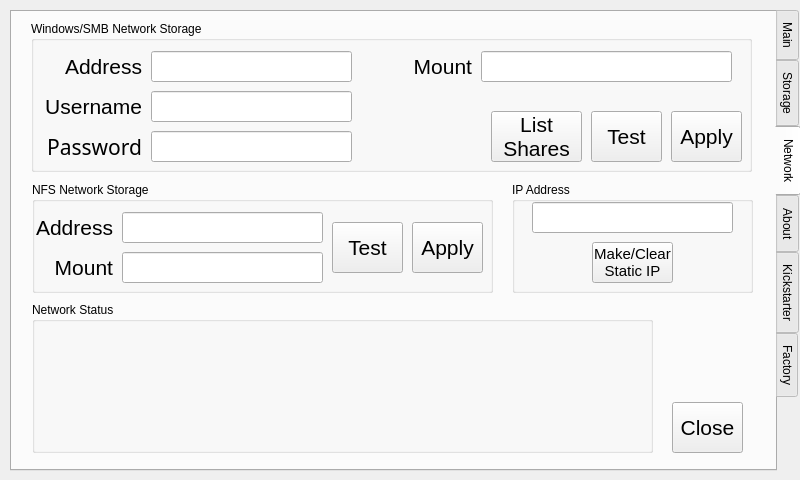
Before: the Qt Designer form src/utilwindow.ui in krontech/chronos-cam-app, drawn with Qt 5.
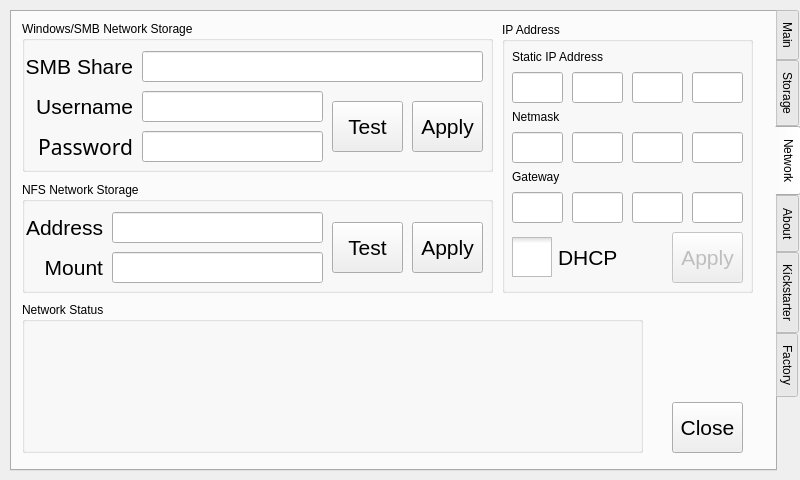
After: the same form once the commit is applied. The open tabs and pages were chosen to show the change. Custom widgets are drawn as their Qt base class.

Commit message:
Convert static IP address widget to use nmcli.
By using nmcli, making changes to the IP address configuration can
be done in cooperation with the NetworkManager, which allows things
like cable hotplugging to work as expected.

To make room for the rest of the ancilliary IPv4 details to be set
(netmask and gateway), we had to shrink the SMB configuration window
by combining the server address and share path into one QLineEdit.

The edit to the form file:
```diff
--- a/src/utilwindow.ui
+++ b/src/utilwindow.ui
@@ -859,21 +859,21 @@
     <widget class="QGroupBox" name="gbSamba">
      <property name="geometry">
       <rect>
-       <x>19</x>
+       <x>10</x>
        <y>9</y>
-       <width>721</width>
+       <width>471</width>
        <height>151</height>
       </rect>
      </property>
      <property name="title">
       <string>Windows/SMB Network Storage</string>
      </property>
-     <widget class="CamLineEdit" name="lineSmbAddress">
+     <widget class="CamLineEdit" name="lineSmbShare">
       <property name="geometry">
        <rect>
         <x>120</x>
         <y>30</y>
-        <width>201</width>
+        <width>341</width>
         <height>31</height>
        </rect>
       </property>
@@ -901,7 +901,7 @@
        </font>
       </property>
       <property name="text">
-       <string>Address</string>
+       <string>SMB Share</string>
       </property>
       <property name="alignment">
        <set>Qt::AlignRight|Qt::AlignTrailing|Qt::AlignVCenter</set>
@@ -912,7 +912,7 @@
        <rect>
         <x>120</x>
         <y>70</y>
-        <width>201</width>
+        <width>181</width>
         <height>31</height>
        </rect>
       </property>
@@ -948,7 +948,7 @@
        <rect>
         <x>120</x>
         <y>110</y>
-        <width>201</width>
+        <width>181</width>
         <height>31</height>
        </rect>
       </property>
@@ -984,50 +984,11 @@
        <set>Qt::AlignRight|Qt::AlignTrailing|Qt::AlignVCenter</set>
       </property>
      </widget>
-     <widget class="CamLineEdit" name="lineSmbMount">
-      <property name="geometry">
-       <rect>
-        <x>450</x>
-        <y>30</y>
-        <width>251</width>
-        <height>31</height>
-       </rect>
-      </property>
-      <property name="font">
-       <font>
-        <pointsize>16</pointsize>
-       </font>
-      </property>
-      <property name="text">
-       <string/>
-      </property>
-     </widget>
-     <widget class="QLabel" name="lblSmbMount">
-      <property name="geometry">
-       <rect>
-        <x>340</x>
-        <y>30</y>
-        <width>101</width>
-        <height>31</height>
-       </rect>
-      </property>
-      <property name="font">
-       <font>
-        <pointsize>16</pointsize>
-       </font>
-      </property>
-      <property name="text">
-       <string>Mount</string>
-      </property>
-      <property name="alignment">
-       <set>Qt::AlignRight|Qt::AlignTrailing|Qt::AlignVCenter</set>
-      </property>
-     </widget>
      <widget class="QPushButton" name="cmdSmbTest">
       <property name="geometry">
        <rect>
-        <x>560</x>
-        <y>90</y>
+        <x>310</x>
+        <y>80</y>
         <width>71</width>
         <height>51</height>
        </rect>
@@ -1044,8 +1005,8 @@
      <widget class="QPushButton" name="cmdSmbApply">
       <property name="geometry">
        <rect>
-        <x>640</x>
-        <y>90</y>
+        <x>390</x>
+        <y>80</y>
         <width>71</width>
         <height>51</height>
        </rect>
@@ -1059,32 +1020,13 @@
        <string>Apply</string>
       </property>
      </widget>
-     <widget class="QPushButton" name="cmdSmbListShares">
-      <property name="geometry">
-       <rect>
-        <x>460</x>
-        <y>90</y>
-        <width>91</width>
-        <height>51</height>
-       </rect>
-      </property>
-      <property name="font">
-       <font>
-        <pointsize>16</pointsize>
-       </font>
-      </property>
-      <property name="text">
-       <string>List
-Shares</string>
-      </property>
-     </widget>
     </widget>
     <widget class="QGroupBox" name="gbNfs">
      <property name="geometry">
       <rect>
-       <x>20</x>
+       <x>10</x>
        <y>170</y>
-       <width>461</width>
+       <width>471</width>
        <height>111</height>
       </rect>
      </property>
@@ -1117,7 +1059,7 @@
        <rect>
         <x>90</x>
         <y>30</y>
-        <width>201</width>
+        <width>211</width>
         <height>31</height>
        </rect>
       </property>
@@ -1133,7 +1075,7 @@
      <widget class="QPushButton" name="cmdNfsTest">
       <property name="geometry">
        <rect>
-        <x>300</x>
+        <x>310</x>
         <y>40</y>
         <width>71</width>
         <height>51</height>
@@ -1151,7 +1093,7 @@
      <widget class="QPushButton" name="cmdNfsApply">
       <property name="geometry">
        <rect>
-        <x>380</x>
+        <x>390</x>
         <y>40</y>
         <width>71</width>
         <height>51</height>
@@ -1171,7 +1113,7 @@
        <rect>
         <x>90</x>
         <y>70</y>
-        <width>201</width>
+        <width>211</width>
         <height>31</height>
        </rect>
       </property>
@@ -1209,7 +1151,7 @@
     <widget class="QGroupBox" name="gbNetStatus">
      <property name="geometry">
       <rect>
-       <x>20</x>
+       <x>10</x>
        <y>290</y>
        <width>621</width>
        <height>151</height>
@@ -1243,21 +1185,21 @@
     <widget class="QGroupBox" name="gbStaticIP">
      <property name="geometry">
       <rect>
-       <x>500</x>
-       <y>170</y>
-       <width>241</width>
-       <height>111</height>
+       <x>490</x>
+       <y>10</y>
+       <width>251</width>
+       <height>271</height>
       </rect>
      </property>
      <property name="title">
       <string>IP Address</string>
      </property>
-     <widget class="CamLineEdit" name="lineStaticIpAddress">
+     <widget class="CamLineEdit" name="lineStaticIpPart1">
       <property name="geometry">
        <rect>
-        <x>20</x>
-        <y>20</y>
-        <width>201</width>
+        <x>10</x>
+        <y>50</y>
+        <width>51</width>
         <height>31</height>
        </rect>
       </property>
@@ -1266,27 +1208,365 @@
         <pointsize>16</pointsize>
        </font>
       </property>
+      <property name="inputMethodHints">
+       <set>Qt::ImhDigitsOnly</set>
+      </property>
       <property name="text">
        <string/>
       </property>
+      <property name="maxLength">
+       <number>3</number>
+      </property>
      </widget>
-     <widget class="QPushButton" name="cmdStaticIp">
+     <widget class="QCheckBox" name="chkDhcpEnable">
       <property name="geometry">
        <rect>
-        <x>80</x>
-        <y>60</y>
-        <width>81</width>
+        <x>10</x>
+        <y>215</y>
+        <width>141</width>
         <height>41</height>
        </rect>
       </property>
       <property name="font">
        <font>
-        <pointsize>11</pointsize>
+        <pointsize>16</pointsize>
        </font>
       </property>
+      <property name="styleSheet">
+       <string notr="true">QCheckBox::indicator {
+     width: 40px;
+     height: 40px;
+}</string>
+      </property>
       <property name="text">
-       <string>Make/Clear
-Static IP</string>
+       <string>DHCP</string>
+      </property>
+      <property name="tristate">
+       <bool>false</bool>
+      </property>
+     </widget>
+     <widget class="CamLineEdit" name="lineStaticIpPart2">
+      <property name="geometry">
+       <rect>
+        <x>70</x>
+        <y>50</y>
+        <width>51</width>
+        <height>31</height>
+       </rect>
+      </property>
+      <property name="font">
+       <font>
+        <pointsize>16</pointsize>
+       </font>
+      </property>
+      <property name="inputMethodHints">
+       <set>Qt::ImhDigitsOnly</set>
+      </property>
+      <property name="text">
+       <string/>
+      </property>
+      <property name="maxLength">
+       <number>3</number>
+      </property>
+     </widget>
+     <widget class="CamLineEdit" name="lineStaticIpPart4">
+      <property name="geometry">
+       <rect>
+        <x>190</x>
+        <y>50</y>
+        <width>51</width>
+        <height>31</height>
+       </rect>
+      </property>
+      <property name="font">
+       <font>
+        <pointsize>16</pointsize>
+       </font>
+      </property>
+      <property name="inputMethodHints">
+       <set>Qt::ImhDigitsOnly</set>
+      </property>
+      <property name="text">
+       <string/>
+      </property>
+      <property name="maxLength">
+       <number>3</number>
+      </property>
+     </widget>
+     <widget class="CamLineEdit" name="lineStaticIpPart3">
+      <property name="geometry">
+       <rect>
+        <x>130</x>
+        <y>50</y>
+        <width>51</width>
+        <height>31</height>
+       </rect>
+      </property>
+      <property name="font">
+       <font>
+        <pointsize>16</pointsize>
+       </font>
+      </property>
+      <property name="inputMethodHints">
+       <set>Qt::ImhDigitsOnly</set>
+      </property>
+      <property name="text">
+       <string/>
+      </property>
+      <property name="maxLength">
+       <number>3</number>
+      </property>
+     </widget>
+     <widget class="CamLineEdit" name="lineStaticMaskPart4">
+      <property name="geometry">
+       <rect>
+        <x>190</x>
+        <y>110</y>
+        <width>51</width>
+        <height>31</height>
+       </rect>
+      </property>
+      <property name="font">
+       <font>
+        <pointsize>16</pointsize>
+       </font>
+      </property>
+      <property name="inputMethodHints">
+       <set>Qt::ImhDigitsOnly</set>
+      </property>
+      <property name="text">
+       <string/>
+      </property>
+      <property name="maxLength">
+       <number>3</number>
+      </property>
+     </widget>
+     <widget class="CamLineEdit" name="lineStaticMaskPart3">
+      <property name="geometry">
+       <rect>
+        <x>130</x>
+        <y>110</y>
+        <width>51</width>
+        <height>31</height>
+       </rect>
+      </property>
+      <property name="font">
+       <font>
+        <pointsize>16</pointsize>
+       </font>
+      </property>
+      <property name="inputMethodHints">
+       <set>Qt::ImhDigitsOnly</set>
+      </property>
+      <property name="text">
+       <string/>
+      </property>
+      <property name="maxLength">
+       <number>3</number>
+      </property>
+     </widget>
+     <widget class="CamLineEdit" name="lineStaticMaskPart1">
+      <property name="geometry">
+       <rect>
+        <x>10</x>
+        <y>110</y>
+        <width>51</width>
+        <height>31</height>
+       </rect>
+      </property>
+      <property name="font">
+       <font>
+        <pointsize>16</pointsize>
+       </font>
+      </property>
+      <property name="inputMethodHints">
+       <set>Qt::ImhDigitsOnly</set>
+      </property>
+      <property name="text">
+       <string/>
+      </property>
+      <property name="maxLength">
+       <number>3</number>
+      </property>
+     </widget>
+     <widget class="CamLineEdit" name="lineStaticMaskPart2">
+      <property name="geometry">
+       <rect>
+        <x>70</x>
+        <y>110</y>
+        <width>51</width>
+        <height>31</height>
+       </rect>
+      </property>
+      <property name="font">
+       <font>
+        <pointsize>16</pointsize>
+       </font>
+      </property>
+      <property name="inputMethodHints">
+       <set>Qt::ImhDigitsOnly</set>
+      </property>
+      <property name="text">
+       <string/>
+      </property>
+      <property name="maxLength">
+       <number>3</number>
+      </property>
+     </widget>
+     <widget class="QLabel" name="label_2">
+      <property name="geometry">
+       <rect>
+        <x>10</x>
+        <y>25</y>
+        <width>161</width>
+        <height>20</height>
+       </rect>
+      </property>
+      <property name="text">
+       <string>Static IP Address</string>
+      </property>
+     </widget>
+     <widget class="QLabel" name="label_3">
+      <property name="geometry">
+       <rect>
+        <x>10</x>
+        <y>85</y>
+        <width>161</width>
+        <height>20</height>
+       </rect>
+      </property>
+      <property name="text">
+       <string>Netmask</string>
+      </property>
+     </widget>
+     <widget class="CamLineEdit" name="lineStaticGwPart4">
+      <property name="geometry">
+       <rect>
+        <x>190</x>
+        <y>170</y>
+        <width>51</width>
+        <height>31</height>
+       </rect>
+      </property>
+      <property name="font">
+       <font>
+        <pointsize>16</pointsize>
+       </font>
+      </property>
+      <property name="inputMethodHints">
+       <set>Qt::ImhDigitsOnly</set>
+      </property>
+      <property name="text">
+       <string/>
+      </property>
+      <property name="maxLength">
+       <number>3</number>
+      </property>
+     </widget>
+     <widget class="CamLineEdit" name="lineStaticGwPart3">
+      <property name="geometry">
+       <rect>
+        <x>130</x>
+        <y>170</y>
+        <width>51</width>
+        <height>31</height>
+       </rect>
+      </property>
+      <property name="font">
+       <font>
+        <pointsize>16</pointsize>
+       </font>
+      </property>
+      <property name="inputMethodHints">
+       <set>Qt::ImhDigitsOnly</set>
+      </property>
+      <property name="text">
+       <string/>
+      </property>
+      <property name="maxLength">
+       <number>3</number>
+      </property>
+     </widget>
+     <widget class="CamLineEdit" name="lineStaticGwPart1">
+      <property name="geometry">
+       <rect>
+        <x>10</x>
+        <y>170</y>
+        <width>51</width>
+        <height>31</height>
+       </rect>
+      </property>
+      <property name="font">
+       <font>
+        <pointsize>16</pointsize>
+       </font>
+      </property>
+      <property name="inputMethodHints">
+       <set>Qt::ImhDigitsOnly</set>
+      </property>
+      <property name="text">
+       <string/>
+      </property>
+      <property name="maxLength">
+       <number>3</number>
+      </property>
+     </widget>
+     <widget class="CamLineEdit" name="lineStaticGwPart2">
+      <property name="geometry">
+       <rect>
+        <x>70</x>
+        <y>170</y>
+        <width>51</width>
+        <height>31</height>
+       </rect>
+      </property>
+      <property name="font">
+       <font>
+        <pointsize>16</pointsize>
+       </font>
+      </property>
+      <property name="inputMethodHints">
+       <set>Qt::ImhDigitsOnly</set>
+      </property>
+      <property name="text">
+       <string/>
+      </property>
+      <property name="maxLength">
+       <number>3</number>
+      </property>
+     </widget>
+     <widget class="QLabel" name="label_4">
+      <property name="geometry">
+       <rect>
+        <x>10</x>
+        <y>145</y>
+        <width>161</width>
+        <height>20</height>
+       </rect>
+      </property>
+      <property name="text">
+       <string>Gateway</string>
+      </property>
+     </widget>
+     <widget class="QPushButton" name="cmdStaticIpApply">
+      <property name="enabled">
+       <bool>false</bool>
+      </property>
+      <property name="geometry">
+       <rect>
+        <x>170</x>
+        <y>210</y>
+        <width>71</width>
+        <height>51</height>
+       </rect>
+      </property>
+      <property name="font">
+       <font>
+        <pointsize>16</pointsize>
+       </font>
+      </property>
+      <property name="text">
+       <string>Apply</string>
       </property>
      </widget>
     </widget>
```
The commit also changes 11 other files.
